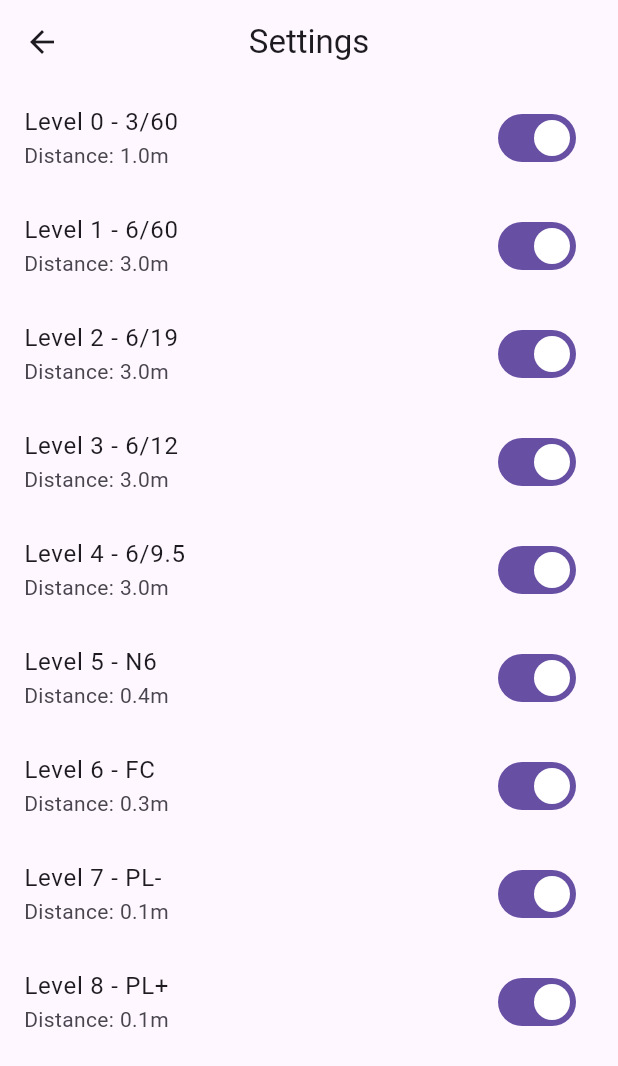
After one commit to ravi1997/visual_acuity_for_surveys, a Flutter app: the HomeScreen screen opened by its route, after a tap on "Settings", on a phone screen of 412 x 824 dp. The commit adds this screen. Shown: the top 1066 px of the screen. Run offline on Flutter 3.47's test engine with Material 3 defaults, Android fonts, the phone set to English and light mode, and no system bars; our stand-ins replace flutter_svg, logger, lottie, shared_preferences; missing offline and left inert: ambient_light, excel, screen_brightness, splash_view, torch_light; accounts and stored records are empty.

Commit message:
feat: add level toggling support to visual acuity test and implement a settings screen to manage enabled levels.

```diff
--- a/lib/main.dart
+++ b/lib/main.dart
@@ -14,6 +14,7 @@ import 'Logger/logger.dart';
 import 'screens/home_screen.dart';
 import 'screens/instructions_screen.dart';
 import 'screens/tutorial_screen.dart';
+import 'screens/settings_screen.dart';
 
 void main() {
   logger.i("initializing the app");
@@ -49,6 +50,7 @@ class VisualAcuityApp extends StatelessWidget {
         '/history': (context) => const HistoryScreen(),
         '/home': (context) => HomeScreen(),
         '/about': (context) => const AboutScreen(),
+        '/settings': (context) => const SettingsScreen(),
       },
     );
   }
--- a/lib/screens/home_screen.dart
+++ b/lib/screens/home_screen.dart
@@ -71,6 +71,11 @@ class HomeScreen extends StatelessWidget {
                   label: 'History',
                   route: '/history',
                 ),
+                _buildFullWidthButton(
+                  context,
+                  label: 'Settings',
+                  route: '/settings',
+                ),
                 _buildFullWidthButton(context, label: 'About', route: '/about'),
               ],
             ),
--- /dev/null
+++ b/lib/screens/settings_screen.dart
@@ -0,0 +1,68 @@
+import 'package:flutter/material.dart';
+import 'package:shared_preferences/shared_preferences.dart';
+import 'tests/e_optotest.dart'; // To access the levels map
+
+class SettingsScreen extends StatefulWidget {
+  const SettingsScreen({super.key});
+
+  @override
+  State<SettingsScreen> createState() => _SettingsScreenState();
+}
+
+class _SettingsScreenState extends State<SettingsScreen> {
+  Set<int> _disabledLevels = {};
+
+  @override
+  void initState() {
+    super.initState();
+    _loadSettings();
+  }
+
+  Future<void> _loadSettings() async {
+    final prefs = await SharedPreferences.getInstance();
+    final disabledList = prefs.getStringList('disabledLevels') ?? [];
+    setState(() {
+      _disabledLevels = disabledList.map((e) => int.parse(e)).toSet();
+    });
+  }
+
+  Future<void> _toggleLevel(int levelNumber, bool value) async {
+    setState(() {
+      if (value) {
+        _disabledLevels.remove(levelNumber);
+      } else {
+        _disabledLevels.add(levelNumber);
+      }
+    });
+    final prefs = await SharedPreferences.getInstance();
+    await prefs.setStringList(
+      'disabledLevels',
+      _disabledLevels.map((e) => e.toString()).toList(),
+    );
+  }
+
+  @override
+  Widget build(BuildContext context) {
+    // Sort levels by level number to display them in order
+    final sortedLevels = levels.values.toList()
+      ..sort((a, b) => a.levelNumber.compareTo(b.levelNumber));
+
+    return Scaffold(
+      appBar: AppBar(
+        title: const Text('Settings'),
+        centerTitle: true,
+      ),
+      body: ListView(
+        children: sortedLevels.map((level) {
+          final isEnabled = !_disabledLevels.contains(level.levelNumber);
+          return SwitchListTile(
+            title: Text('Level ${level.levelNumber} - ${level.name}'),
+            subtitle: Text('Distance: ${level.distance ?? "N/A"}m'),
+            value: isEnabled,
+            onChanged: (val) => _toggleLevel(level.levelNumber, val),
+          );
+        }).toList(),
+      ),
+    );
+  }
+}
```
Also changed, not shown: lib/screens/tests/e_optotest.dart (+52 -7 lines), assets/images/tests/FC_3.svg (added).
